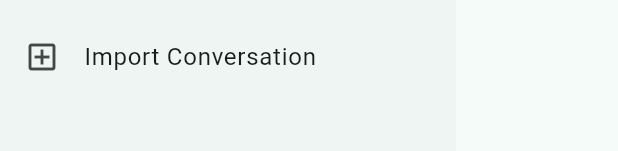
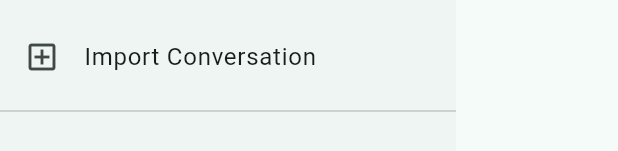
Before and after one commit to PeronGH/sydney_webui, a Flutter app: the ChatDrawer widget shown alone on an empty page, opened directly, on a phone screen of 412 x 824 dp. Shown: the part 153-304 px from the top of the screen. Run offline on Flutter 3.47's test engine with Material 3 defaults, Android fonts, the phone set to English and light mode, and no system bars; our stand-ins replace file_picker, flutter_markdown, get, get_storage, google_fonts; missing offline and left inert: dart:html, flutter_highlighter, flutter_markdown_latex, markdown, pasteboard; accounts and stored records are empty.

Commit message:
feat: (buggy) conversation history

```diff
--- a/lib/widgets/chat_drawer.dart
+++ b/lib/widgets/chat_drawer.dart
@@ -9,9 +9,7 @@ class ChatDrawer extends StatelessWidget {
   Widget build(BuildContext context) {
     final controller = Get.find<Controller>();
 
-    return Drawer(
-      child: ListView(
-        children: [
+    final fixedChildren = <Widget>[
       Obx(() => ListTile(
             leading: const Icon(Icons.add),
             title: const Text('New Conversation'),
@@ -34,8 +32,45 @@ class ChatDrawer extends StatelessWidget {
                 ? null
                 : controller.importConversation,
           )),
-        ],
-      ),
+      const Divider(),
+    ];
+
+    return Drawer(
+      child: GetBuilder(
+          id: Controller.idConversationList,
+          builder: (Controller controller) {
+            final conversationIds =
+                controller.conversationHistory.keys.toList(growable: false);
+
+            return ListView.builder(
+                itemCount: fixedChildren.length + conversationIds.length,
+                itemBuilder: (context, index) {
+                  // Render fixed children first
+                  if (index < fixedChildren.length) {
+                    return fixedChildren[index];
+                  }
+
+                  index -= fixedChildren.length;
+
+                  // Render conversation list
+                  final conversationId = conversationIds[index];
+
+                  return ListTile(
+                      leading: const Icon(Icons.chat),
+                      selected: conversationId ==
+                          controller.currentConversationId.value,
+                      title: Text(conversationId),
+                      onTap: () {
+                        controller.loadConversation(conversationId);
+                        Get.back();
+                      },
+                      trailing: IconButton(
+                        icon: const Icon(Icons.delete),
+                        onPressed: () =>
+                            controller.deleteConversation(conversationId),
+                      ));
+                });
+          }),
     );
   }
 }
```
Also changed, not shown: lib/controller.dart (+52 -3 lines), lib/widgets/message_list.dart (+3 -4 lines). Lines whose indentation alone changed are shown as unchanged.
